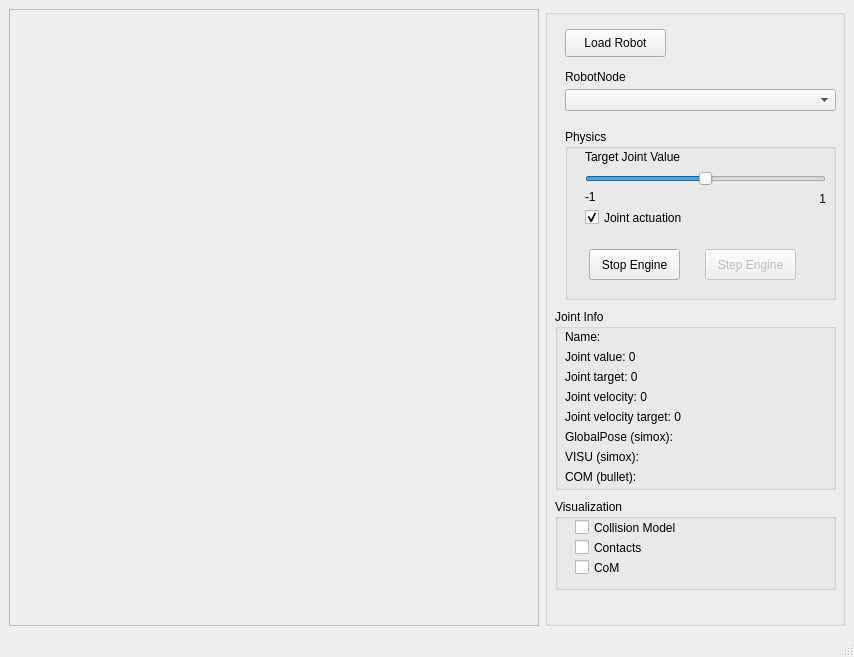
The window that SimDynamics/examples/SimDynamicsViewer/simDynamicsViewer.ui (softbankrobotics-research/Simox) describes before a commit, drawn with Qt 5.
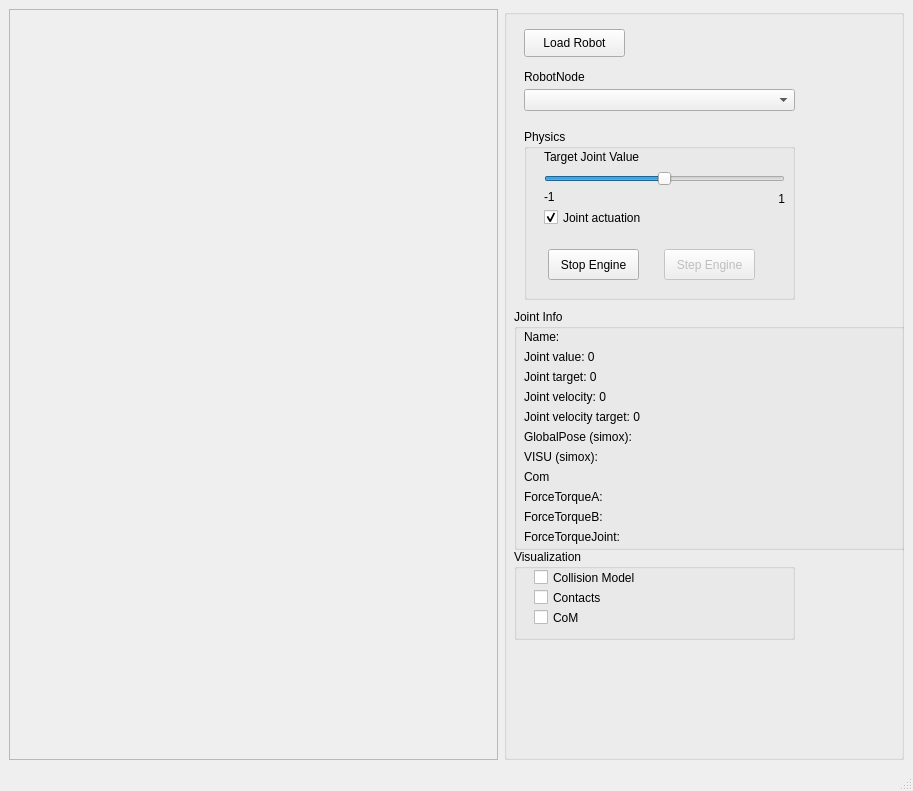
The same window after the commit.

Patch:
```diff
--- a/SimDynamics/examples/SimDynamicsViewer/simDynamicsViewer.ui
+++ b/SimDynamics/examples/SimDynamicsViewer/simDynamicsViewer.ui
@@ -6,8 +6,8 @@
    <rect>
     <x>0</x>
     <y>0</y>
-    <width>854</width>
-    <height>657</height>
+    <width>913</width>
+    <height>791</height>
    </rect>
   </property>
   <property name="windowTitle">
@@ -29,7 +29,7 @@
      <widget class="QGroupBox" name="groupBox">
       <property name="maximumSize">
        <size>
-        <width>300</width>
+        <width>400</width>
         <height>16777215</height>
        </size>
       </property>
@@ -54,8 +54,8 @@
         <rect>
          <x>10</x>
          <y>300</y>
-         <width>281</width>
-         <height>181</height>
+         <width>391</width>
+         <height>241</height>
         </rect>
        </property>
        <property name="title">
@@ -126,17 +126,17 @@
          <string>VISU (simox):</string>
         </property>
        </widget>
-       <widget class="QLabel" name="label_RNPosCom">
+       <widget class="QLabel" name="label_ForceTorqueA">
         <property name="geometry">
          <rect>
           <x>10</x>
-          <y>160</y>
-          <width>261</width>
+          <y>180</y>
+          <width>351</width>
           <height>16</height>
          </rect>
         </property>
         <property name="text">
-         <string>COM (bullet):</string>
+         <string>ForceTorqueA: </string>
         </property>
        </widget>
        <widget class="QLabel" name="label_RNPosGP">
@@ -165,6 +165,32 @@
          <string>Joint velocity target: 0</string>
         </property>
        </widget>
+       <widget class="QLabel" name="label_ForceTorqueJoint">
+        <property name="geometry">
+         <rect>
+          <x>10</x>
+          <y>220</y>
+          <width>351</width>
+          <height>16</height>
+         </rect>
+        </property>
+        <property name="text">
+         <string>ForceTorqueJoint: </string>
+        </property>
+       </widget>
+       <widget class="QLabel" name="label_RNPosCom">
+        <property name="geometry">
+         <rect>
+          <x>10</x>
+          <y>160</y>
+          <width>261</width>
+          <height>16</height>
+         </rect>
+        </property>
+        <property name="text">
+         <string>Com</string>
+        </property>
+       </widget>
       </widget>
       <widget class="QComboBox" name="comboBoxRobotNode">
        <property name="geometry">
@@ -193,7 +219,7 @@
        <property name="geometry">
         <rect>
          <x>10</x>
-         <y>490</y>
+         <y>540</y>
          <width>281</width>
          <height>91</height>
         </rect>
@@ -363,6 +389,29 @@
         </property>
        </widget>
       </widget>
+      <widget class="QLabel" name="label_ForceTorqueB">
+       <property name="geometry">
+        <rect>
+         <x>20</x>
+         <y>500</y>
+         <width>361</width>
+         <height>16</height>
+        </rect>
+       </property>
+       <property name="text">
+        <string>ForceTorqueB: </string>
+       </property>
+      </widget>
+     </widget>
+    </item>
+    <item row="0" column="0">
+     <widget class="QFrame" name="frameViewer">
+      <property name="frameShape">
+       <enum>QFrame::StyledPanel</enum>
+      </property>
+      <property name="frameShadow">
+       <enum>QFrame::Raised</enum>
+      </property>
      </widget>
     </item>
    </layout>
```
Left out of the diff: 12 changed lines with no effect on the pictures.
